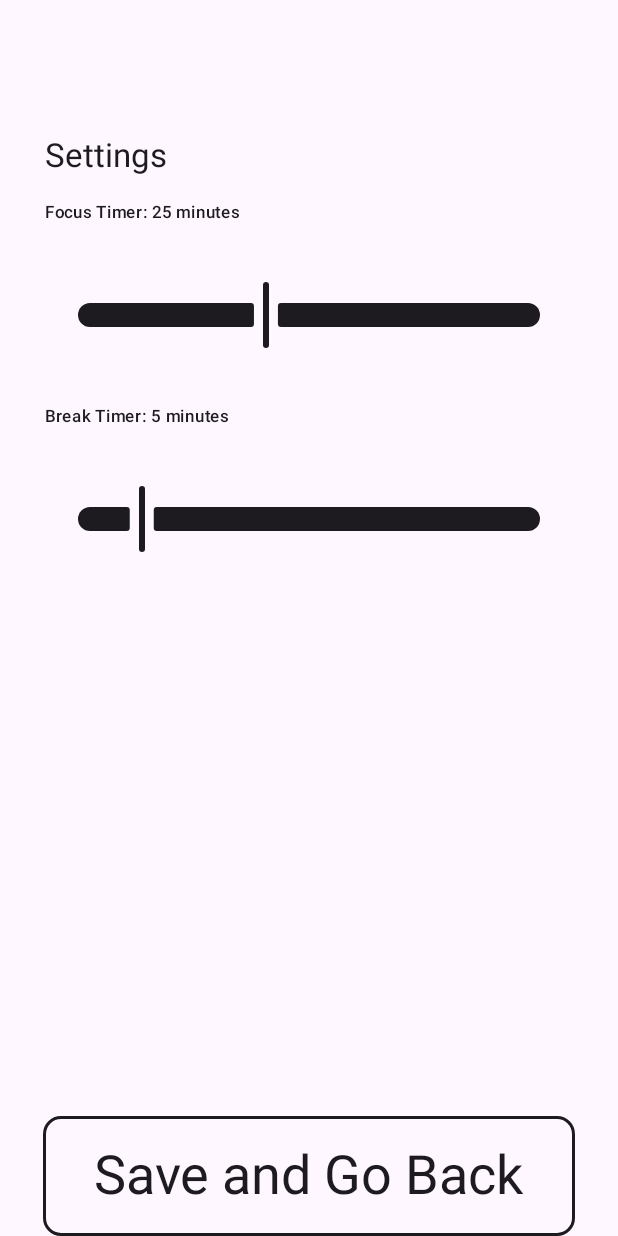
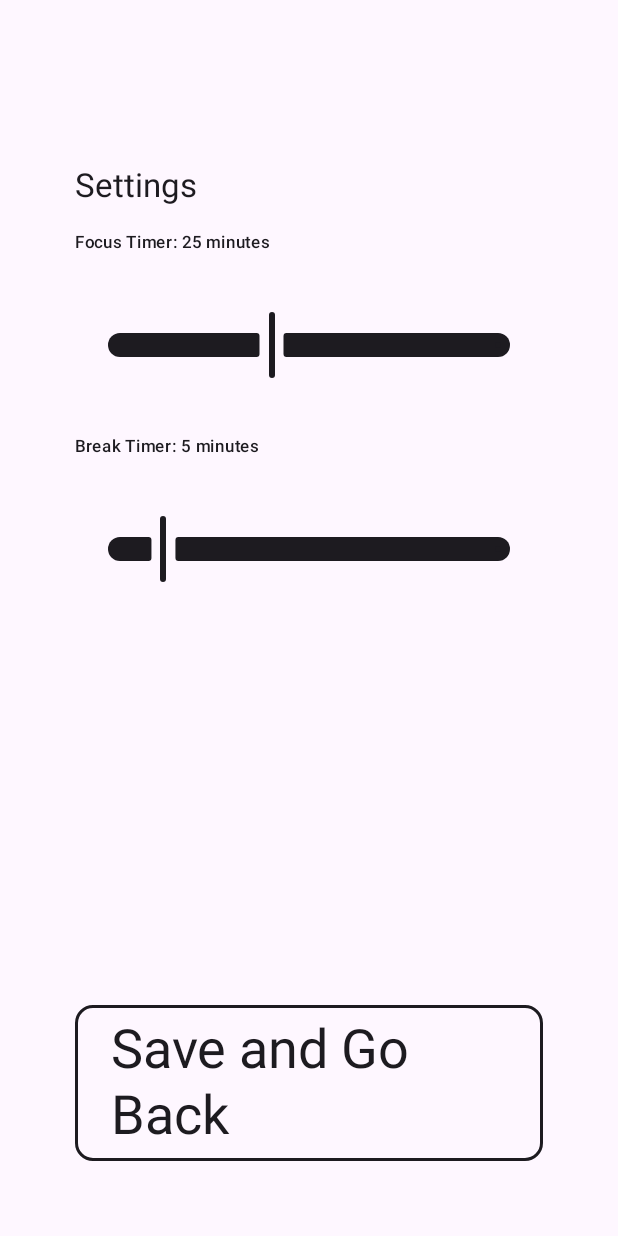
Before and after one commit to KeybordKat/minipomo, an Android app built with Jetpack Compose: the @Preview function PreviewSettingsScreen, on a phone screen of 412 x 824 dp. Run offline under Robolectric (Android 15) with nearby library versions, the phone set to English and light mode, and no system bars.

Commit message:
minipomo 1.1

```diff
--- a/app/src/main/java/com/example/simplepomodoro/screens/SettingsScreen.kt
+++ b/app/src/main/java/com/example/simplepomodoro/screens/SettingsScreen.kt
@@ -25,12 +25,12 @@ fun SettingsScreen(initialFocusDuration: Int, initialBreakDuration: Int, onBack:
         modifier = Modifier
             .fillMaxSize()
             .background(MaterialTheme.colorScheme.background) // Apply background color from theme
+            .padding(50.dp),
     ) {
         Column(
             modifier = Modifier
                 .align(Alignment.TopCenter)
-                .fillMaxWidth()
-                .padding(30.dp),
+                .fillMaxWidth(),
             verticalArrangement = Arrangement.Top,
             horizontalAlignment = Alignment.Start
         ) {
@@ -106,8 +106,7 @@ fun SettingsScreen(initialFocusDuration: Int, initialBreakDuration: Int, onBack:
             shape = RoundedCornerShape(12.dp), // Rounded corners for the button
             modifier = Modifier
                 .border(2.dp, MaterialTheme.colorScheme.onBackground, RoundedCornerShape(12.dp))
-                .align(Alignment.BottomCenter) // Align button at the bottom center
-                .padding(10.dp)
+                .align(Alignment.BottomCenter), // Align button at the bottom center
         ) {
             Text(
                 text = "Save and Go Back",
```
Also changed, not shown: app/src/main/java/com/example/simplepomodoro/ui/theme/Color.kt (+0 -10 lines).
